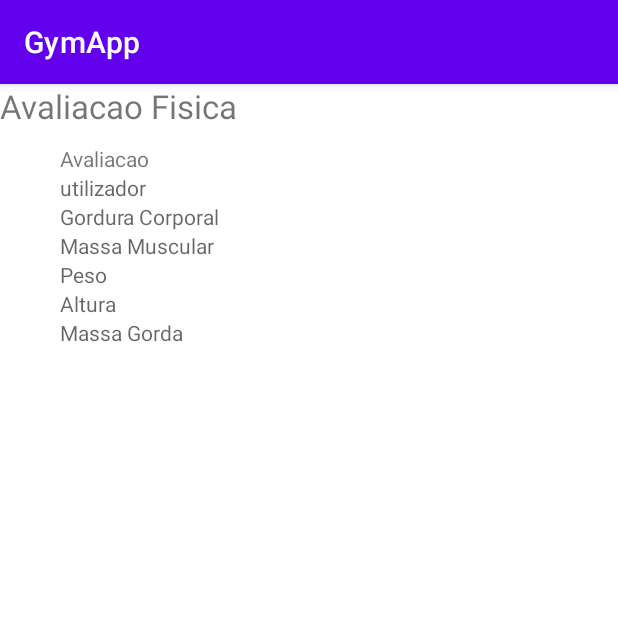
After one commit to joaojacinto/projetoAndroid, an Android app: the fragment AvaliacaoFisica shown on its own in the app's theme, on a phone screen of 412 x 824 dp, the top half of it. The commit adds this screen. Run offline under Robolectric (Android 15) with nearby library versions, the phone set to English and light mode, and no system bars.

Commit message:
20-01
adicao dos fragmentos.
resolucao do bug do registo.

```diff
--- a/GymApp/app/src/main/java/com/example/gymapp/Classes/URLs.java
+++ b/GymApp/app/src/main/java/com/example/gymapp/Classes/URLs.java
@@ -2,7 +2,7 @@ package com.example.gymapp.Classes;
 
 public class URLs {
 
-    private static final String ROOT_URL = "http://192.168.55.14/android_db_test/Api.php?apicall=";
+    private static final String ROOT_URL = "http://192.168.1.213/android_db_test/Api.php?apicall=";
 
     public static final String URL_REGISTER = ROOT_URL + "signup";
 
--- /dev/null
+++ b/GymApp/app/src/main/java/com/example/gymapp/ClassesFragmentos/AvaliacaoFisica.java
@@ -0,0 +1,72 @@
+package com.example.gymapp.ClassesFragmentos;
+
+import android.content.Intent;
+import android.os.Bundle;
+
+import androidx.fragment.app.Fragment;
+
+import android.view.LayoutInflater;
+import android.view.View;
+import android.view.ViewGroup;
+import android.widget.TextView;
+
+import com.example.gymapp.Classes.SharedPrefManager;
+import com.example.gymapp.Classes.User;
+import com.example.gymapp.Home_Main;
+import com.example.gymapp.R;
+
+/**
+ * A simple {@link Fragment} subclass.
+ * Use the {@link AvaliacaoFisica#newInstance} factory method to
+ * create an instance of this fragment.
+ */
+public class AvaliacaoFisica extends Fragment {
+
+    // TODO: Rename parameter arguments, choose names that match
+    // the fragment initialization parameters, e.g. ARG_ITEM_NUMBER
+    private static final String ARG_PARAM1 = "param1";
+    private static final String ARG_PARAM2 = "param2";
+
+    // TODO: Rename and change types of parameters
+    private String mParam1;
+    private String mParam2;
+
+
+    public AvaliacaoFisica() {
+        // Required empty public constructor
+    }
+
+    /**
+     * Use this factory method to create a new instance of
+     * this fragment using the provided parameters.
+     *
+     * @param param1 Parameter 1.
+     * @param param2 Parameter 2.
+     * @return A new instance of fragment AvaliacaoFisica.
+     */
+    // TODO: Rename and change types and number of parameters
+    public static AvaliacaoFisica newInstance(String param1, String param2) {
+        AvaliacaoFisica fragment = new AvaliacaoFisica();
+        Bundle args = new Bundle();
+        args.putString(ARG_PARAM1, param1);
+        args.putString(ARG_PARAM2, param2);
+        fragment.setArguments(args);
+        return fragment;
+    }
+
+    @Override
+    public void onCreate(Bundle savedInstanceState) {
+        super.onCreate(savedInstanceState);
+        if (getArguments() != null) {
+            mParam1 = getArguments().getString(ARG_PARAM1);
+            mParam2 = getArguments().getString(ARG_PARAM2);
+        }
+    }
+
+    @Override
+    public View onCreateView(LayoutInflater inflater, ViewGroup container,
+                             Bundle savedInstanceState) {
+        // Inflate the layout for this fragment
+        return inflater.inflate(R.layout.fragment_page3, container, false);
+    }
+}
--- /dev/null
+++ b/GymApp/app/src/main/res/layout/fragment_page3.xml
@@ -0,0 +1,65 @@
+<?xml version="1.0" encoding="utf-8"?>
+<FrameLayout xmlns:android="http://schemas.android.com/apk/res/android"
+    xmlns:tools="http://schemas.android.com/tools"
+    android:layout_width="match_parent"
+    android:layout_height="match_parent"
+    tools:context=".ClassesFragmentos.AvaliacaoFisica">
+
+    <!-- TODO: Update blank fragment layout -->
+    <TextView
+        android:layout_width="match_parent"
+        android:layout_height="match_parent"
+        android:text="Avaliacao Fisica"
+        android:textSize="22dp" />
+
+    <LinearLayout
+        android:layout_width="match_parent"
+        android:layout_height="wrap_content"
+        android:orientation="vertical"
+        android:padding="40dp">
+
+        <TextView
+            android:id="@+id/txtIdAvaliacao"
+            android:layout_width="match_parent"
+            android:layout_height="wrap_content"
+            android:text="Avaliacao" />
+
+        <TextView
+            android:id="@+id/txtUtilizador"
+            android:layout_width="match_parent"
+            android:layout_height="wrap_content"
+            android:hint="utilizador" />
+
+        <TextView
+            android:id="@+id/txtGorduraCorporal"
+            android:layout_width="match_parent"
+            android:layout_height="wrap_content"
+            android:hint="Gordura Corporal" />
+
+        <TextView
+            android:id="@+id/txtMassaMuscular"
+            android:layout_width="match_parent"
+            android:layout_height="wrap_content"
+            android:hint="Massa Muscular" />
+
+        <TextView
+            android:id="@+id/txtPeso"
+            android:layout_width="match_parent"
+            android:layout_height="wrap_content"
+            android:hint="Peso" />
+
+        <TextView
+            android:id="@+id/txtAltura"
+            android:layout_width="match_parent"
+            android:layout_height="wrap_content"
+            android:hint="Altura" />
+
+        <TextView
+            android:id="@+id/txtMassaGorda"
+            android:layout_width="match_parent"
+            android:layout_height="wrap_content"
+            android:hint="Massa Gorda" />
+    </LinearLayout>
+
+
+</FrameLayout>
--- a/GymApp/app/src/main/res/values/strings.xml
+++ b/GymApp/app/src/main/res/values/strings.xml
@@ -3,4 +3,7 @@
     <string name="title_activity_home_main">GymApp</string>
     <string name="tab_text_1">Exercicios</string>
     <string name="tab_text_2">Area Pessoal</string>
+    <string name="tab_text_3">Avaliacao Fisica</string>
+    <!-- TODO: Remove or change this placeholder text -->
+    <string name="hello_blank_fragment">Hello blank fragment</string>
 </resources>
```
Also changed, not shown: GymApp/app/src/main/java/com/example/gymapp/ClassesFragmentos/AreaPessoal.java (added, +66 -0 lines), GymApp/app/src/main/java/com/example/gymapp/ClassesFragmentos/Exercicios.java (added, +66 -0 lines), GymApp/app/src/main/java/com/example/gymapp/Home_Main.java (+15 -4 lines), GymApp/app/src/main/java/com/example/gymapp/Login.java (+4 -4 lines), GymApp/app/src/main/java/com/example/gymapp/MainActivity.java (+8 -9 lines), GymApp/app/src/main/java/com/example/gymapp/ui/main/SectionsPagerAdapter.java (+19 -4 lines), GymApp/app/src/main/res/layout/activity_home_main.xml (+4 -4 lines), GymApp/app/src/main/res/layout/activity_login.xml (+4 -4 lines), GymApp/app/src/main/res/layout/activity_main.xml (+5 -5 lines), GymApp/app/src/main/res/layout/fragment_page1.xml (added, +15 -0 lines), GymApp/app/src/main/res/layout/fragment_page2.xml (added, +15 -0 lines), 2 other files.
